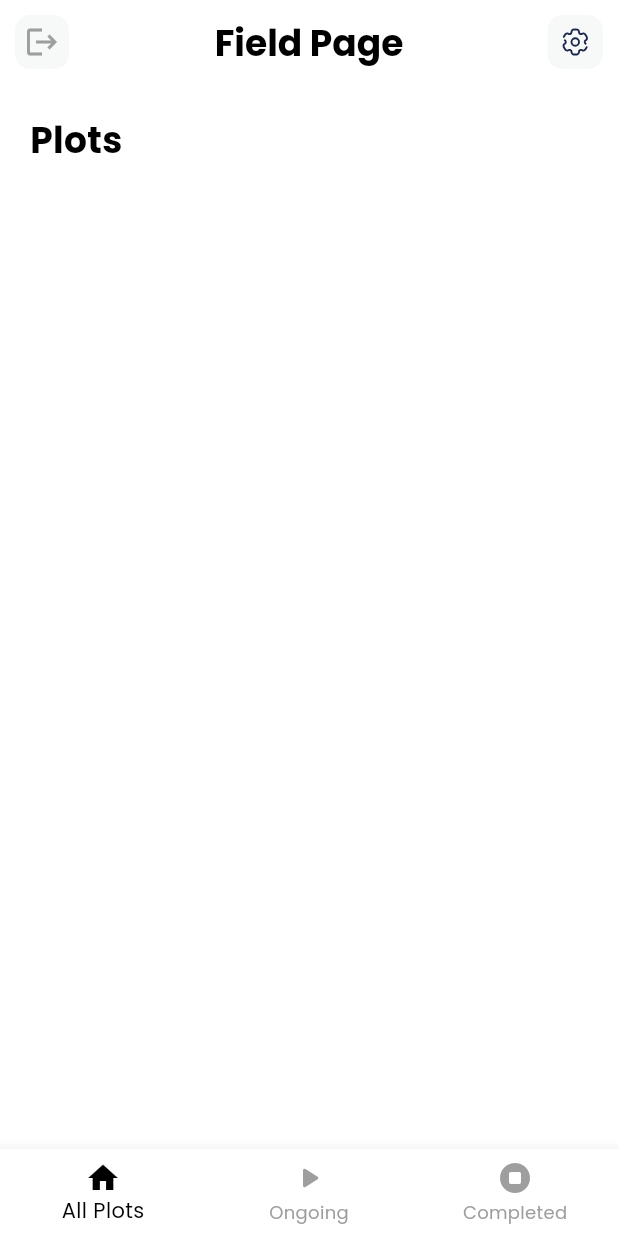
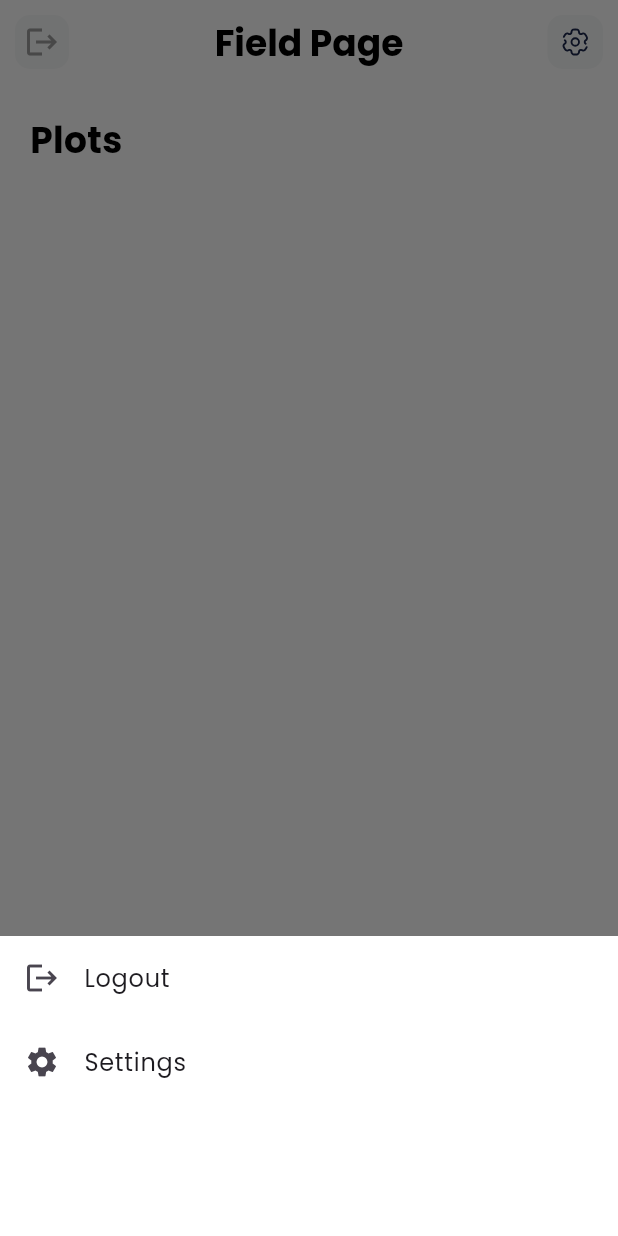
Before and after one commit to iBosire/yield-mate, a Flutter app: the FieldPage screen opened directly, after a tap on an icon or button, on a phone screen of 412 x 824 dp. Run offline on Flutter 3.47's test engine with Material 3 defaults, Android fonts, the phone set to English and light mode, and no system bars; our stand-ins replace cloud_firestore, firebase_auth, firebase_core, flutter_spinkit, flutter_svg; accounts and stored records are empty.

```diff
--- a/lib/models/user_model.dart
+++ b/lib/models/user_model.dart
@@ -1,33 +1,26 @@
+import 'package:cloud_firestore/cloud_firestore.dart';
+
 class UserModel {
   final String uid;
-
-  String name;
-  String iconPath;
-  int totalProjects;
-  String averageScore;
-  String totalFarmSize;
-  bool isCurrentlySelected;
+  String? username;
+  String? fName;
+  String? lName;
+  String? email;
+  String? type;
+  Timestamp? createdAt;
+  Timestamp? updatedAt;
+  // bool loggedIn;
 
   UserModel({
     required this.uid,
-    this.name = "",
-    required this.iconPath,
-    this.totalProjects = 0,
-    this.averageScore = "0",
-    this.totalFarmSize = "",
-    this.isCurrentlySelected = false,
+    this.username,
+    this.fName,
+    this.lName,
+    this.email,
+    this.type,
+    this.createdAt,
+    this.updatedAt,
     });
-
-  static List<UserModel> getUsers() {
-    List<UserModel> users = [];
-    users.add(UserModel(uid: "1", name: "John Doe", iconPath: "assets/icons/user.svg", totalProjects: 5, averageScore: "4.5", totalFarmSize: "10 acres", isCurrentlySelected: false));
-    users.add(UserModel(uid: "2", name: "Jane Doe", iconPath: "assets/icons/user.svg", totalProjects: 3, averageScore: "4.0", totalFarmSize: "5 acres", isCurrentlySelected: false));
-    users.add(UserModel(uid: "3", name: "John Smith", iconPath: "assets/icons/user.svg", totalProjects: 2, averageScore: "3.5", totalFarmSize: "3 acres", isCurrentlySelected: false));
-    users.add(UserModel(uid: "4", name: "Jane Smith", iconPath: "assets/icons/user.svg", totalProjects: 1, averageScore: "3.0", totalFarmSize: "2 acres", isCurrentlySelected: false));
-    users.add(UserModel(uid: "5", name: "John Doe", iconPath: "assets/icons/user.svg", totalProjects: 5, averageScore: "4.5", totalFarmSize: "10 acres", isCurrentlySelected: false));
-
-    return users;
-  }
 
 
   // UserModel.fromJson(Map<String, dynamic> json) {
--- a/lib/pages/farmer/home.dart
+++ b/lib/pages/farmer/home.dart
@@ -127,8 +127,8 @@ class FieldPageState extends State<FieldPage> {
         ),
         actions: [
           GestureDetector(
-            onTap: () {
-
+            onTap: () async {
+              _showSettings(context, _auth);
             },
             child: Container(
               margin: const EdgeInsets.all(10),
@@ -149,6 +149,36 @@ class FieldPageState extends State<FieldPage> {
     );
   }
 }
+
+void _showSettings(BuildContext context, AuthService _auth) {
+      showModalBottomSheet(
+        context: context,
+        builder: (BuildContext context) {
+          return Container(
+            height: 200,
+            color: Colors.white,
+            child: Column(
+              children: [
+                ListTile(
+                  leading: Icon(Icons.logout),
+                  title: Text('Logout'),
+                  onTap: () async {
+                    await _auth.signOut();
+                  },
+                ),
+                ListTile(
+                  leading: Icon(Icons.settings),
+                  title: Text('Settings'),
+                  onTap: () {
+                    Navigator.pop(context);
+                  },
+                ),
+              ],
+            ),
+          );
+        }
+      );
+    }
 
 class AllPlotsSection extends StatelessWidget {
   const AllPlotsSection({
```
Also changed, not shown: lib/pages/home.dart (+26 -14 lines), lib/pages/login.dart (+12 -6 lines), lib/pages/wrapper.dart (+45 -6 lines), lib/services/auth.dart (+8 -5 lines), lib/services/database.dart (+46 -3 lines).
